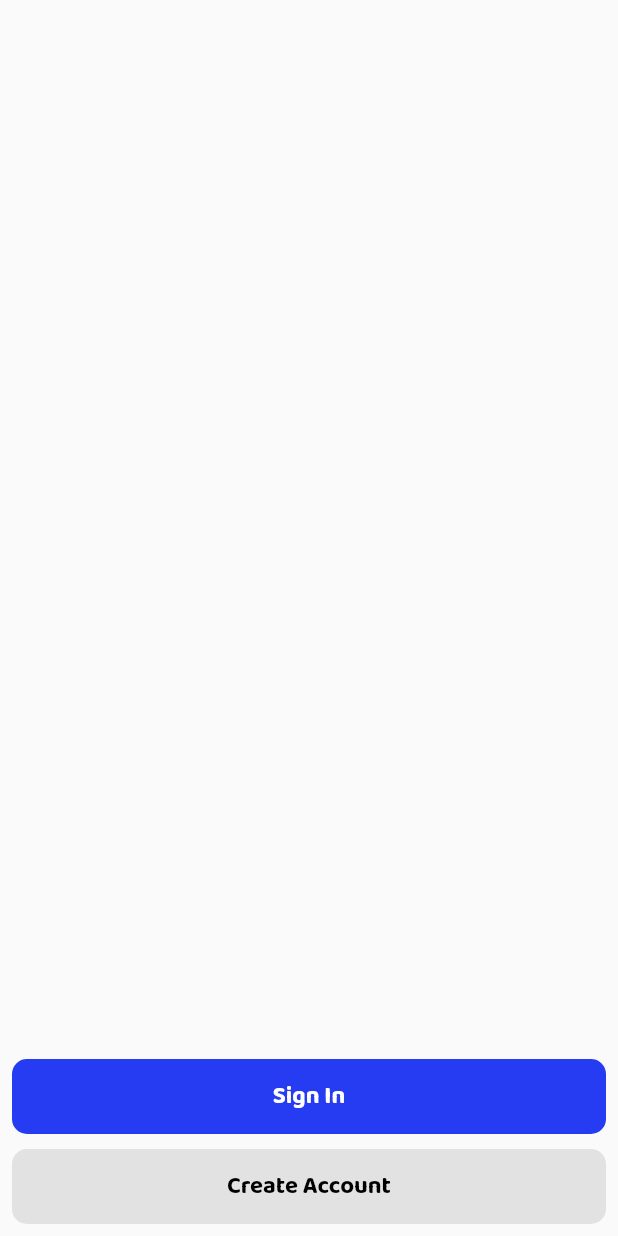
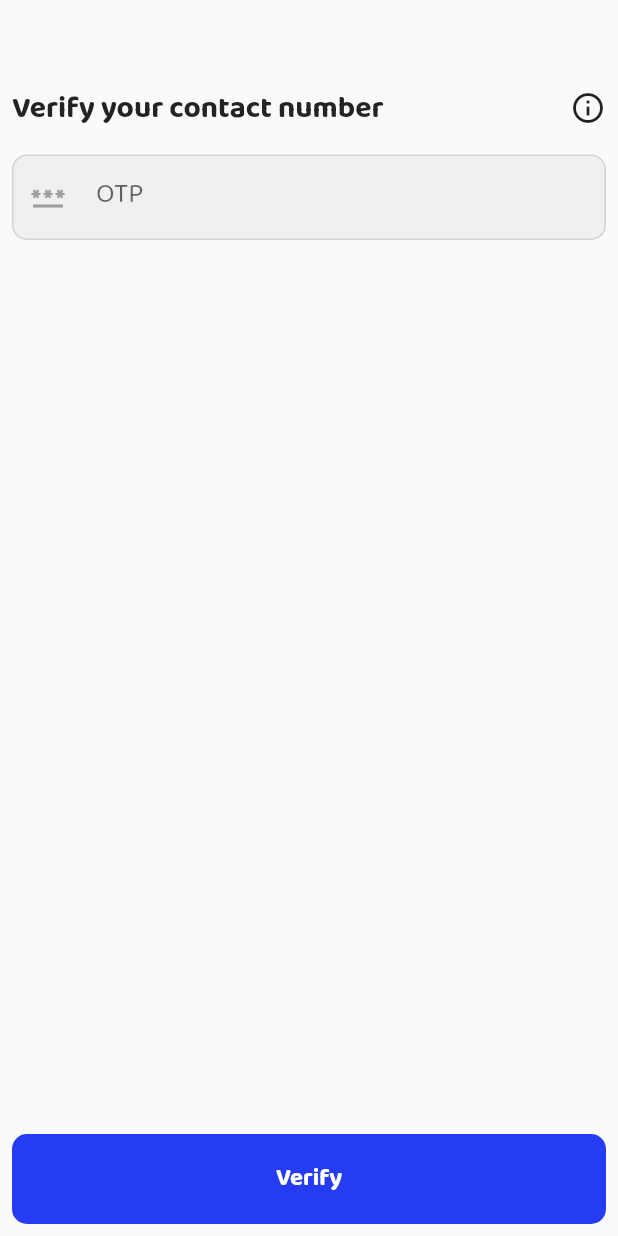
Before and after one commit to muhammad-mubeen-hamid/meet-muslims, a Flutter app: the screen it shows after launch, on a phone screen of 412 x 824 dp. Run offline on Flutter 3.47's test engine with Material 2 defaults, Android fonts, the light colour scheme and no system bars; our stand-ins replace flutter_svg.

Commit message:
init simple otp page

```diff
--- a/lib/main.dart
+++ b/lib/main.dart
@@ -3,6 +3,7 @@ import 'package:meet_muslims_client/pages/landing.dart';
 import 'package:meet_muslims_client/pages/on_boarding.dart';
 import 'package:meet_muslims_client/pages/sign_in.dart';
 import 'package:meet_muslims_client/pages/sign_up_step_one.dart';
+import 'package:meet_muslims_client/pages/sign_up_step_three.dart';
 import 'package:meet_muslims_client/pages/sign_up_step_two.dart';
 import 'package:meet_muslims_client/provider/theme_provider.dart';
 import 'package:meet_muslims_client/provider/user_provider.dart';
@@ -34,12 +35,13 @@ class MyApp extends StatelessWidget {
     return MaterialApp(
       title: 'Meet Muslims',
       theme: Provider.of<ThemeProvider>(context).getTheme(),
-      initialRoute: Landing.routeName,
+      initialRoute: SignUpStepThree.routeName,
       routes: {
         Landing.routeName: (context) => const Landing(),
         SignIn.routeName: (context) => const SignIn(),
         SignUpStepOne.routeName: (context) => const SignUpStepOne(),
         SignUpStepTwo.routeName: (context) => const SignUpStepTwo(),
+        SignUpStepThree.routeName: (context) => const SignUpStepThree(),
         OnBoarding.routeName: (context) => const OnBoarding(),
       },
     );
--- a/lib/pages/sign_up_step_one.dart
+++ b/lib/pages/sign_up_step_one.dart
@@ -54,7 +54,7 @@ class _SignUpStepOneState extends State<SignUpStepOne> {
       setState(() {
         emailError = 'Please enter a valid email';
       });
-      return matchedRegex;
+      return false;
     }
 
     bool emailInUseAlready = await Provider.of<UserProvider>(context, listen: false)
@@ -67,7 +67,7 @@ class _SignUpStepOneState extends State<SignUpStepOne> {
       setState(() {
         emailError = 'Please enter a valid email';
       });
-      return emailInUseAlready;
+      return false;
     }
     // else, remove it if regex is satisfied
     setState(() {
@@ -165,6 +165,7 @@ class _SignUpStepOneState extends State<SignUpStepOne> {
                       _emailFocusNode.unfocus();
                       // if no error and non empty, validate the email
                       validateEmail(emailController.text).then((value) {
+                        // if value is true, it means the email is already in use
                         print('value :==> $value');
                         if (!value) return;
                         userProvider.setUser('1', emailController.text);
--- /dev/null
+++ b/lib/pages/sign_up_step_three.dart
@@ -0,0 +1,180 @@
+import 'dart:convert';
+
+import 'package:flutter/material.dart';
+import 'package:meet_muslims_client/components/button.dart';
+import 'package:meet_muslims_client/components/text_field.dart';
+import 'package:meet_muslims_client/models/error.dart';
+import 'package:meet_muslims_client/pages/on_boarding.dart';
+import 'package:meet_muslims_client/pages/sign_in.dart';
+import 'package:provider/provider.dart';
+
+import '../provider/user_provider.dart';
+
+class SignUpStepThree extends StatefulWidget {
+  static const String routeName = '/sign_up_step_two';
+
+  const SignUpStepThree({Key? key}) : super(key: key);
+
+  @override
+  State<SignUpStepThree> createState() => _SignUpStepThreeState();
+}
+
+class _SignUpStepThreeState extends State<SignUpStepThree> {
+  bool _isLoading = false;
+  RegExp regexExp = RegExp(r'^[\w-]+@[\w-]+\.\w+$');
+  TextEditingController _passwordController = TextEditingController();
+  TextEditingController _contactNumberController = TextEditingController();
+  final FocusNode _passwordFocusNode = FocusNode();
+  final FocusNode _contactNumberFocusNode = FocusNode();
+  final PageController _pageController = PageController(initialPage: 0);
+
+  // errors
+  String? emailError;
+
+  @override
+  void dispose() {
+    _passwordController.dispose();
+    _contactNumberController.dispose();
+    _passwordFocusNode.dispose();
+    _contactNumberFocusNode.dispose();
+    super.dispose();
+  }
+
+  void stopLoader() {
+    setState(() {
+      _isLoading = false;
+    });
+  }
+
+  void startLoader() {
+    setState(() {
+      _isLoading = true;
+    });
+  }
+
+  Future<bool> registerUser(String email) async {
+    startLoader();
+    AppNetworkResponse registered = await Provider.of<UserProvider>(context, listen: false)
+        .registerUser(email, _passwordController.text, _contactNumberController.text)
+        .then((value) => value);
+    stopLoader();
+    print(registered.httpCode);
+    return registered.message == 'User registered successfully';
+  }
+
+  Widget pageOne(BuildContext context) {
+    return Column(
+      children: [
+        Row(
+          mainAxisAlignment: MainAxisAlignment.spaceBetween,
+          children: [
+            Text(
+              'Verify your contact number',
+              style: Theme.of(context).textTheme.headlineMedium,
+            ),
+            const Icon(Icons.info_outline)
+          ],
+        ),
+        const SizedBox(
+          height: 15,
+        ),
+        AppTextField(
+            height: 80.0,
+            label: "OTP",
+            hint: "Please enter your OTP",
+            icon: Icons.password,
+            controller: _passwordController,
+            keyboardType: TextInputType.visiblePassword,
+            focusNode: _passwordFocusNode,
+            errorText: emailError,
+            onChanged: (value) {}
+        ),
+        Expanded(child: Container()),
+      ],
+    );
+  }
+
+  Widget pageTwo(BuildContext context) {
+    return Column(
+      children: [
+        Row(
+          mainAxisAlignment: MainAxisAlignment.spaceBetween,
+          children: [
+            Text(
+              'Verify your email',
+              style: Theme.of(context).textTheme.headlineMedium,
+            ),
+            const Icon(Icons.info_outline)
+          ],
+        ),
+        const SizedBox(
+          height: 15,
+        ),
+        AppTextField(
+            height: 80.0,
+            label: "Password",
+            hint: "Please enter your desired password",
+            icon: Icons.password,
+            controller: _passwordController,
+            keyboardType: TextInputType.visiblePassword,
+            focusNode: _passwordFocusNode,
+            errorText: emailError,
+            onChanged: (value) {}
+        ),
+        Expanded(child: Container()),
+      ],
+    );
+  }
+
+  List<Widget> pages(BuildContext context) {
+    return [
+      pageOne(context),
+      pageTwo(context),
+    ];
+  }
+
+  @override
+  Widget build(BuildContext context) {
+    final userProvider = Provider.of<UserProvider>(context, listen: false);
+    final width = MediaQuery.of(context).size.width;
+    final height = MediaQuery.of(context).size.height;
+    return Scaffold(
+      appBar: AppBar(
+        backgroundColor: Colors.transparent,
+        elevation: 0,
+      ),
+      body: SafeArea(
+        child: Container(
+            height: height,
+            padding: const EdgeInsets.symmetric(vertical: 0, horizontal: 8),
+            // PARENT COLUMN
+            child: Column(
+              crossAxisAlignment: CrossAxisAlignment.start,
+              children: [
+                Expanded(
+                  child: PageView(
+                    controller: _pageController,
+                    physics: const NeverScrollableScrollPhysics(),
+                    children: pages(context),
+                  ),
+                ),
+                Padding(
+                  padding: const EdgeInsets.symmetric(vertical: 8.0),
+                  child: AppButton(
+                      width: width,
+                      height: Theme.of(context).buttonTheme.height,
+                      title: 'Verify',
+                      color: Theme.of(context).buttonTheme.colorScheme!.primary,
+                      isEnabled: emailError == null,
+                      isLoading: _isLoading,
+                      loadingText: 'Loading...',
+                      onPressed: () {
+                        _pageController.nextPage(duration: const Duration(milliseconds: 500), curve: Curves.fastEaseInToSlowEaseOut);
+                      }),
+                ),
+              ],
+            )),
+      ),
+    );
+  }
+}
```
